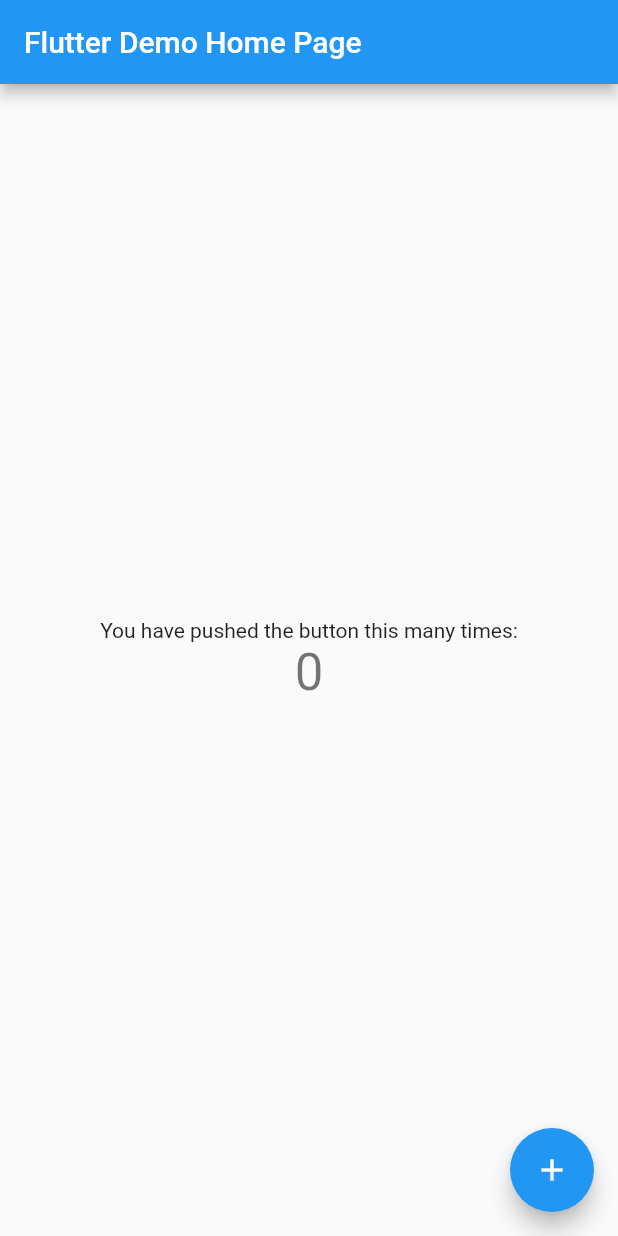
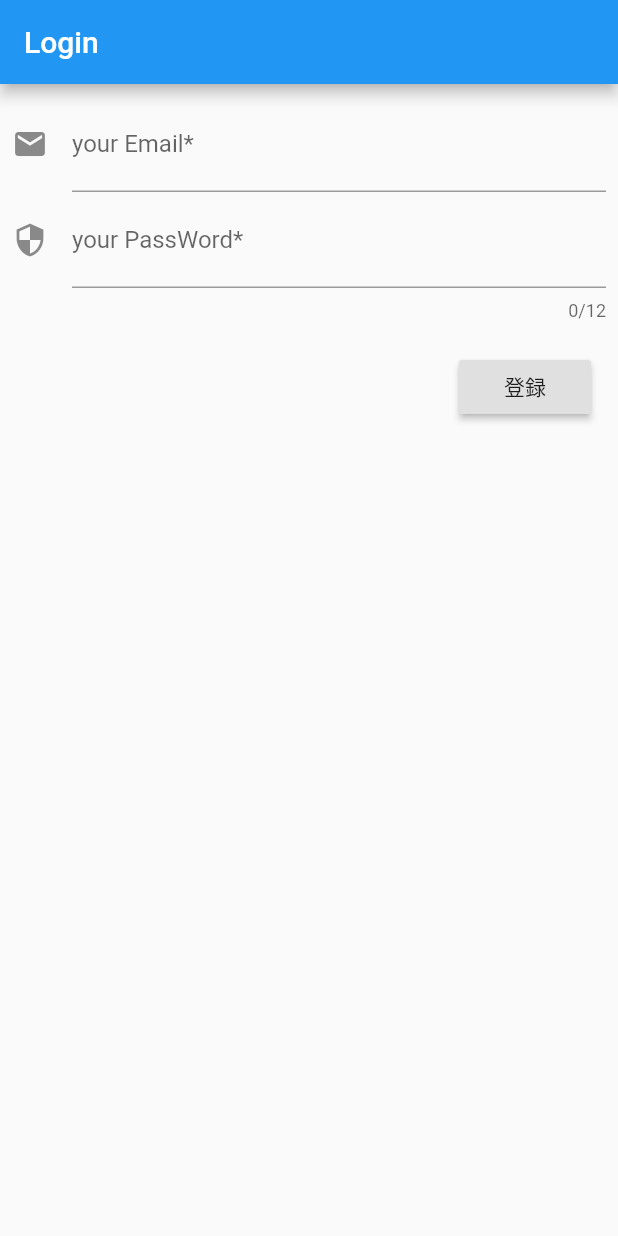
Before and after one commit to nekoGorilla168/555channel, a Flutter app: the screen it shows after launch, on a phone screen of 412 x 824 dp. Run offline on Flutter 3.47's test engine with Material 2 defaults, Android fonts, the phone set to English and light mode, and no system bars; our stand-ins replace email_validator, firebase_auth; accounts and stored records are empty.

Commit message:
add
Email&PassWordによる認証処理追加

```diff
--- a/lib/main.dart
+++ b/lib/main.dart
@@ -1,111 +1,5 @@
-import 'package:flutter/material.dart';
+import 'package:flutter_channel/view/importer.dart';
 
-void main() => runApp(MyApp());
-
-class MyApp extends StatelessWidget {
-  // This widget is the root of your application.
-  @override
-  Widget build(BuildContext context) {
-    return MaterialApp(
-      title: 'Flutter Demo',
-      theme: ThemeData(
-        // This is the theme of your application.
-        //
-        // Try running your application with "flutter run". You'll see the
-        // application has a blue toolbar. Then, without quitting the app, try
-        // changing the primarySwatch below to Colors.green and then invoke
-        // "hot reload" (press "r" in the console where you ran "flutter run",
-        // or simply save your changes to "hot reload" in a Flutter IDE).
-        // Notice that the counter didn't reset back to zero; the application
-        // is not restarted.
-        primarySwatch: Colors.blue,
-      ),
-      home: MyHomePage(title: 'Flutter Demo Home Page'),
-    );
-  }
+void main() {
+  runApp(FlutterChApp());
 }
-
-class MyHomePage extends StatefulWidget {
-  MyHomePage({Key key, this.title}) : super(key: key);
-
-  // This widget is the home page of your application. It is stateful, meaning
-  // that it has a State object (defined below) that contains fields that affect
-  // how it looks.
-
-  // This class is the configuration for the state. It holds the values (in this
-  // case the title) provided by the parent (in this case the App widget) and
-  // used by the build method of the State. Fields in a Widget subclass are
-  // always marked "final".
-
-  final String title;
-
-  @override
-  _MyHomePageState createState() => _MyHomePageState();
-}
-
-class _MyHomePageState extends State<MyHomePage> {
-  int _counter = 0;
-
-  void _incrementCounter() {
-    setState(() {
-      // This call to setState tells the Flutter framework that something has
-      // changed in this State, which causes it to rerun the build method below
-      // so that the display can reflect the updated values. If we changed
-      // _counter without calling setState(), then the build method would not be
-      // called again, and so nothing would appear to happen.
-      _counter++;
-    });
-  }
-
-  @override
-  Widget build(BuildContext context) {
-    // This method is rerun every time setState is called, for instance as done
-    // by the _incrementCounter method above.
-    //
-    // The Flutter framework has been optimized to make rerunning build methods
-    // fast, so that you can just rebuild anything that needs updating rather
-    // than having to individually change instances of widgets.
-    return Scaffold(
-      appBar: AppBar(
-        // Here we take the value from the MyHomePage object that was created by
-        // the App.build method, and use it to set our appbar title.
-        title: Text(widget.title),
-      ),
-      body: Center(
-        // Center is a layout widget. It takes a single child and positions it
-        // in the middle of the parent.
-        child: Column(
-          // Column is also a layout widget. It takes a list of children and
-          // arranges them vertically. By default, it sizes itself to fit its
-          // children horizontally, and tries to be as tall as its parent.
-          //
-          // Invoke "debug painting" (press "p" in the console, choose the
-          // "Toggle Debug Paint" action from the Flutter Inspector in Android
-          // Studio, or the "Toggle Debug Paint" command in Visual Studio Code)
-          // to see the wireframe for each widget.
-          //
-          // Column has various properties to control how it sizes itself and
-          // how it positions its children. Here we use mainAxisAlignment to
-          // center the children vertically; the main axis here is the vertical
-          // axis because Columns are vertical (the cross axis would be
-          // horizontal).
-          mainAxisAlignment: MainAxisAlignment.center,
-          children: <Widget>[
-            Text(
-              'You have pushed the button this many times:',
-            ),
-            Text(
-              '$_counter',
-              style: Theme.of(context).textTheme.headline4,
-            ),
-          ],
-        ),
-      ),
-      floatingActionButton: FloatingActionButton(
-        onPressed: _incrementCounter,
-        tooltip: 'Increment',
-        child: Icon(Icons.add),
-      ), // This trailing comma makes auto-formatting nicer for build methods.
-    );
-  }
-}
--- /dev/null
+++ b/lib/model/step_no.dart
@@ -0,0 +1,22 @@
+import 'package:flutter_channel/view/importer.dart';
+
+class StepNo with ChangeNotifier {
+  int _currentStep = 0;
+
+  int get getCurrentStep => _currentStep;
+
+  void setCurrentStep(int currentStep) {
+    _currentStep = currentStep;
+    notifyListeners();
+  }
+
+  void stepIncrement() {
+    _currentStep++;
+    notifyListeners();
+  }
+
+  void stepDecrement() {
+    _currentStep--;
+    notifyListeners();
+  }
+}
--- /dev/null
+++ b/lib/repository/firebase_auth.dart
@@ -0,0 +1,22 @@
+import 'package:flutter_channel/view/importer.dart';
+
+class FlutterChAuth {
+  // 認証(新規ユーザー)
+  Future<AuthResult> newSignIn(String email, String passWord) async {
+    final AuthResult rs = await FirebaseAuth.instance
+        .createUserWithEmailAndPassword(email: email, password: passWord);
+    _checkAuthResult(rs);
+    return rs;
+  }
+
+  // 認証(既存ユーザー)
+  Future<AuthResult> sigin(String email, String passWord) async {
+    final AuthResult rs = await FirebaseAuth.instance
+        .signInWithEmailAndPassword(email: email, password: passWord);
+    return rs;
+  }
+
+  void _checkAuthResult(AuthResult rs) {
+    print(rs.user);
+  }
+}
--- /dev/null
+++ b/lib/view/app.dart
@@ -0,0 +1,15 @@
+import 'package:flutter_channel/view/importer.dart';
+
+class FlutterChApp extends StatelessWidget {
+  // This widget is the root of your application.
+  @override
+  Widget build(BuildContext context) {
+    return MaterialApp(
+      title: 'Flutter Demo',
+      theme: ThemeData(
+        primarySwatch: Colors.blue,
+      ),
+      home: Login(),
+    );
+  }
+}
--- /dev/null
+++ b/lib/view/flutter_ch_login/login.dart
@@ -0,0 +1,107 @@
+import 'package:email_validator/email_validator.dart';
+import 'package:flutter_channel/model/step_no.dart';
+import 'package:flutter_channel/view/importer.dart';
+
+// ログイン画面
+class Login extends StatelessWidget {
+  // 認証クラス
+  final _auth = FlutterChAuth();
+  // フォームキー
+  final _formKey = GlobalKey<FormState>();
+  final emailCntrlr = TextEditingController();
+  final passCntrlr = TextEditingController();
+
+  @override
+  Widget build(BuildContext context) {
+    //
+    return ChangeNotifierProvider(
+      create: (_) => StepNo(),
+      child: SafeArea(
+        child: Scaffold(
+          appBar: AppBar(
+            title: const Text("Login"),
+          ),
+          body: inputEmailAndPassWordStep(),
+        ),
+      ),
+    );
+  }
+
+  Widget inputEmailAndPassWordStep() {
+    return Form(
+      key: _formKey,
+      child: Padding(
+        padding: EdgeInsets.all(8.0),
+        child: Column(
+          children: <Widget>[
+            // Emailアドレス入力
+            TextFormField(
+              controller: emailCntrlr,
+              decoration: const InputDecoration(
+                icon: Icon(Icons.mail),
+                hintText: 'メールアドレスを入力してください',
+                labelText: 'your Email*',
+              ),
+              validator: (String value) {
+                if (value.isEmpty) {
+                  return "必須";
+                }
+                if (EmailValidator.validate(value) == false) {
+                  return "メールアドレスのフォーマットが正しくありません";
+                }
+                return null;
+              },
+            ),
+            // パスワード入力
+            TextFormField(
+              controller: passCntrlr,
+              maxLength: 12,
+              decoration: const InputDecoration(
+                icon: Icon(Icons.security),
+                hintText: 'パスワードを入力してください',
+                labelText: 'your PassWord*',
+              ),
+              validator: (String value) {
+                if (value.isEmpty) {
+                  return "必須";
+                }
+
+                if (value.length < 6) {
+                  return "パスワードは6文字以上必要です";
+                }
+                return null;
+              },
+            ),
+            Container(
+              margin: EdgeInsets.only(top: 20.0, right: 10.0),
+              alignment: Alignment.centerRight,
+              child: RaisedButton(
+                onPressed: () {
+                  if (_formKey.currentState.validate()) {
+                    _auth.newSignIn(emailCntrlr.text, passCntrlr.text);
+                  }
+                },
+                child: const Text("登録"),
+              ),
+            ),
+          ],
+        ),
+      ),
+    );
+  }
+}
+
+// class _Stepper extends StatelessWidget {
+//   @override
+//   Widget build(BuildContext context) {
+//     final _step = Provider.of<StepNo>(context);
+//     //
+//     return Stepper(
+//         type: StepperType.horizontal,
+//         currentStep: _step.getCurrentStep,
+//         onStepTapped: (int step) => _step.setCurrentStep(step),
+//         onStepContinue: _step.getCurrentStep < 2 ? _step.stepIncrement() : null,
+//         onStepCancel: _step.getCurrentStep > 0 ? _step.stepDecrement() : null,
+//         steps: <Step>[]);
+//   }
+// }
--- /dev/null
+++ b/lib/view/importer.dart
@@ -0,0 +1,6 @@
+export 'package:flutter/material.dart';
+export 'package:flutter_channel/view/app.dart';
+export 'package:flutter_channel/view/flutter_ch_login/login.dart';
+export 'package:provider/provider.dart';
+export 'package:flutter_channel/repository/firebase_auth.dart';
+export 'package:firebase_auth/firebase_auth.dart';
--- a/pubspec.yaml
+++ b/pubspec.yaml
@@ -26,7 +26,8 @@ dependencies:
   firebase_auth: ^0.15.5+2
   cloud_firestore: ^0.13.4
   flutter_dotenv: ^2.1.0
-
+  provider: ^4.0.4
+  email_validator: ^1.0.4
 
 dev_dependencies:
   flutter_test:
```
Also changed, not shown: pubspec.lock, 1 other file.
